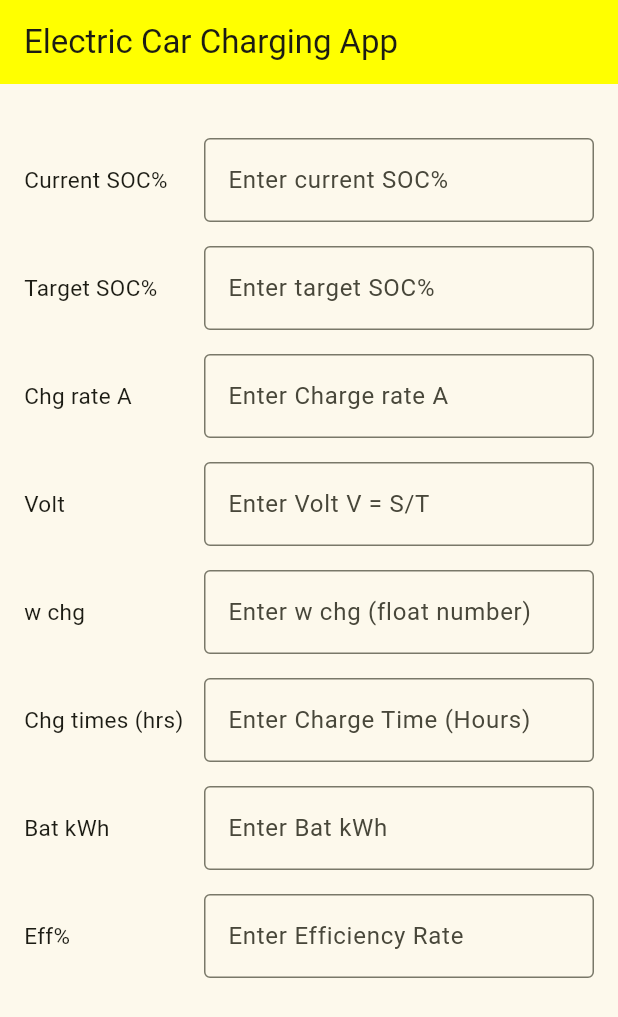
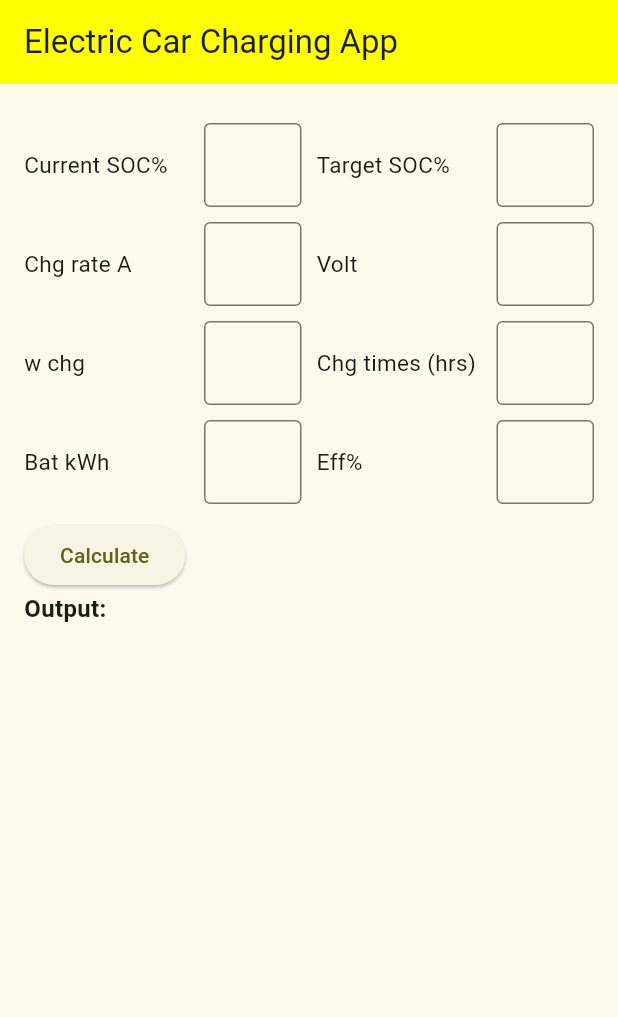
Before and after one commit to 6504062636195/Mobile-App, a Flutter app: the screen it shows after launch, on a phone screen of 412 x 824 dp. Shown: the top 1017 px of the screen. Run offline on Flutter 3.47's test engine with Material 3 defaults, Android fonts, the phone set to English and light mode, and no system bars.

Commit message:
Add files via upload

```diff
--- a/FlutterProject/lib/main.dart
+++ b/FlutterProject/lib/main.dart
@@ -1,4 +1,7 @@
 import 'package:flutter/material.dart';
+import 'package:newflutterproject/about_page.dart';
+import 'package:newflutterproject/welcome_page.dart';
+import 'package:newflutterproject/welcomepage2.dart';
 
 void main() {
   runApp(const MyApp());
@@ -16,179 +19,7 @@ class MyApp extends StatelessWidget {
         colorScheme: ColorScheme.fromSeed(seedColor: Colors.yellowAccent),
         useMaterial3: true,
       ),
-      home: Scaffold(
-        appBar: AppBar(
-          title: const Text('Electric Car Charging App'),
-        ),
-        body: const Padding(
-          padding: EdgeInsets.all(16.0),
-          child: Column(
-            crossAxisAlignment: CrossAxisAlignment.start,
-            children: [
-              SizedBox(height: 20),
-              Row(
-                children: [
-                  SizedBox(
-                    width: 120,
-                    child: Text(
-                      'Current SOC%',
-                      style: TextStyle(fontSize: 15),
-                    ),
-                  ),
-                  Expanded(
-                    child: TextField(
-                      decoration: InputDecoration(
-                        border: OutlineInputBorder(),
-                        hintText: 'Enter current SOC%',
-                      ),
-                    ),
-                  ),
-                ],
-              ),
-              SizedBox(height: 16),
-              Row(
-                children: [
-                  SizedBox(
-                    width: 120,
-                    child: Text(
-                      'Target SOC%',
-                      style: TextStyle(fontSize: 15),
-                    ),
-                  ),
-                  Expanded(
-                    child: TextField(
-                      decoration: InputDecoration(
-                        border: OutlineInputBorder(),
-                        hintText: 'Enter target SOC%',
-                      ),
-                    ),
-                  ),
-                ],
-              ),
-              SizedBox(height: 16),
-              Row(
-                children: [
-                  SizedBox(
-                    width: 120,
-                    child: Text(
-                      'Chg rate A',
-                      style: TextStyle(fontSize: 15),
-                    ),
-                  ),
-                  Expanded(
-                    child: TextField(
-                      decoration: InputDecoration(
-                        border: OutlineInputBorder(),
-                        hintText: 'Enter Charge rate A',
-                      ),
-                    ),
-                  ),
-                ],
-              ),
-              SizedBox(height: 16),
-              Row(
-                children: [
-                  SizedBox(
-                    width: 120,
-                    child: Text(
-                      'Volt',
-                      style: TextStyle(fontSize: 15),
-                    ),
-                  ),
-                  Expanded(
-                    child: TextField(
-                      decoration: InputDecoration(
-                        border: OutlineInputBorder(),
-                        hintText: 'Enter Volt V = S/T',
-                      ),
-                    ),
-                  ),
-                ],
-              ),
-              SizedBox(height: 16),
-              Row(
-                children: [
-                  SizedBox(
-                    width: 120,
-                    child: Text(
-                      'w chg',
-                      style: TextStyle(fontSize: 15),
-                    ),
-                  ),
-                  Expanded(
-                    child: TextField(
-                      decoration: InputDecoration(
-                        border: OutlineInputBorder(),
-                        hintText: 'Enter w chg (float number)',
-                      ),
-                    ),
-                  ),
-                ],
-              ),
-              SizedBox(height: 16),
-              Row(
-                children: [
-                  SizedBox(
-                    width: 120,
-                    child: Text(
-                      'Chg times (hrs)',
-                      style: TextStyle(fontSize: 15),
-                    ),
-                  ),
-                  Expanded(
-                    child: TextField(
-                      decoration: InputDecoration(
-                        border: OutlineInputBorder(),
-                        hintText: 'Enter Charge Time (Hours)',
-                      ),
-                    ),
-                  ),
-                ],
-              ),
-              SizedBox(height: 16),
-              Row(
-                children: [
-                  SizedBox(
-                    width: 120,
-                    child: Text(
-                      'Bat kWh',
-                      style: TextStyle(fontSize: 15),
-                    ),
-                  ),
-                  Expanded(
-                    child: TextField(
-                      decoration: InputDecoration(
-                        border: OutlineInputBorder(),
-                        hintText: 'Enter Bat kWh',
-                      ),
-                    ),
-                  ),
-                ],
-              ),
-              SizedBox(height: 16),
-              Row(
-                children: [
-                  SizedBox(
-                    width: 120,
-                    child: Text(
-                      'Eff%',
-                      style: TextStyle(fontSize: 15),
-                    ),
-                  ),
-                  Expanded(
-                    child: TextField(
-                      decoration: InputDecoration(
-                        border: OutlineInputBorder(),
-                        hintText: 'Enter Efficiency Rate',
-                      ),
-                    ),
-                  ),
-                ],
-              ),
-            ],
-          ),
-        ),
-      ),
+      home: const WelcomePage2(),
     );
   }
 }
--- /dev/null
+++ b/FlutterProject/lib/welcomepage2.dart
@@ -0,0 +1,216 @@
+import 'package:flutter/material.dart';
+
+class WelcomePage2 extends StatefulWidget {
+  const WelcomePage2({super.key});
+
+  @override
+  State<WelcomePage2> createState() => _MyWidgetState();
+}
+
+class _MyWidgetState extends State<WelcomePage2> {
+  String _output = '';
+  final curSOCController = TextEditingController();
+  final tarSOCController = TextEditingController();
+  final chgController = TextEditingController();
+  final voltController = TextEditingController();
+  final wchgController = TextEditingController();
+  final chgtimeController = TextEditingController();
+  final batController = TextEditingController();
+  final effController = TextEditingController();
+
+  @override
+  Widget build(BuildContext context) {
+    return Scaffold(
+      appBar: AppBar(
+        title: const Text('Electric Car Charging App'),
+      ),
+      body: Padding(
+        padding: const EdgeInsets.all(16.0),
+        child: Column(
+          crossAxisAlignment: CrossAxisAlignment.start,
+          children: [
+            const SizedBox(height: 10),
+            Row(
+              children: [
+                const SizedBox(
+                  width: 120,
+                  child: Text(
+                    'Current SOC%',
+                    style: TextStyle(fontSize: 15),
+                  ),
+                ),
+                Expanded(
+                  child: TextField(
+                    controller: curSOCController,
+                    decoration: const InputDecoration(
+                      border: OutlineInputBorder(),
+                      //hintText: 'Enter current SOC%',
+                    ),
+                  ),
+                ),
+                const SizedBox(width: 10),
+                const SizedBox(
+                  width: 120,
+                  child: Text(
+                    'Target SOC%',
+                    style: TextStyle(fontSize: 15),
+                  ),
+                ),
+                Expanded(
+                  child: TextField(
+                    controller: tarSOCController,
+                    decoration: const InputDecoration(
+                      border: OutlineInputBorder(),
+                      //hintText: 'Enter target SOC%',
+                    ),
+                  ),
+                ),
+              ],
+            ),
+            const SizedBox(height: 10),
+            Row(
+              children: [
+                const SizedBox(
+                  width: 120,
+                  child: Text(
+                    'Chg rate A',
+                    style: TextStyle(fontSize: 15),
+                  ),
+                ),
+                Expanded(
+                  child: TextField(
+                    controller: chgController,
+                    decoration: const InputDecoration(
+                      border: OutlineInputBorder(),
+                      //hintText: 'Enter Charge rate A',
+                    ),
+                  ),
+                ),
+                const SizedBox(width: 10),
+                const SizedBox(
+                  width: 120,
+                  child: Text(
+                    'Volt',
+                    style: TextStyle(fontSize: 15),
+                  ),
+                ),
+                Expanded(
+                  child: TextField(
+                    controller: voltController,
+                    decoration: const InputDecoration(
+                      border: OutlineInputBorder(),
+                      //hintText: 'Enter Volt V = S/T',
+                    ),
+                  ),
+                ),
+              ],
+            ),
+            const SizedBox(height: 10),
+            Row(
+              children: [
+                const SizedBox(
+                  width: 120,
+                  child: Text(
+                    'w chg',
+                    style: TextStyle(fontSize: 15),
+                  ),
+                ),
+                Expanded(
+                  child: TextField(
+                    controller: wchgController,
+                    decoration: const InputDecoration(
+                      border: OutlineInputBorder(),
+                      //hintText: 'Enter w chg (float number)',
+                    ),
+                  ),
+                ),
+                const SizedBox(width: 10),
+                const SizedBox(
+                  width: 120,
+                  child: Text(
+                    'Chg times (hrs)',
+                    style: TextStyle(fontSize: 15),
+                  ),
+                ),
+                Expanded(
+                  child: TextField(
+                    controller: chgtimeController,
+                    decoration: const InputDecoration(
+                      border: OutlineInputBorder(),
+                      //hintText: 'Enter Charge Time (Hours)',
+                    ),
+                  ),
+                ),
+              ],
+            ),
+            const SizedBox(height: 10),
+            Row(
+              children: [
+                const SizedBox(
+                  width: 120,
+                  child: Text(
+                    'Bat kWh',
+                    style: TextStyle(fontSize: 15),
+                  ),
+                ),
+                Expanded(
+                  child: TextField(
+                    controller: batController,
+                    decoration: const InputDecoration(
+                      border: OutlineInputBorder(),
+                      //hintText: 'Enter Bat kWh',
+                    ),
+                  ),
+                ),
+                const SizedBox(width: 10),
+                const SizedBox(
+                  width: 120,
+                  child: Text(
+                    'Eff%',
+                    style: TextStyle(fontSize: 15),
+                  ),
+                ),
+                Expanded(
+                  child: TextField(
+                    controller: effController,
+                    decoration: const InputDecoration(
+                      border: OutlineInputBorder(),
+                      //hintText: 'Enter Efficiency Rate',
+                    ),
+                  ),
+                ),
+              ],
+            ),
+            const SizedBox(height: 10),
+            ElevatedButton(
+              onPressed: () {
+                final currentSOC = double.parse(curSOCController.text);
+                final tarSOC = double.parse(tarSOCController.text);
+                final chg = double.parse(chgController.text);
+                final volt = double.parse(voltController.text);
+                final wchg = double.parse(wchgController.text);
+                final chgtime = double.parse(chgtimeController.text);
+                final bat = double.parse(batController.text);
+                final eff = double.parse(effController.text);
+
+                final chgpower = (volt * chg) / 1000;
+                final chgingtime =
+                    (tarSOC - currentSOC) * bat / 100 / (chgpower * eff);
+
+                setState(() {
+                  _output =
+                      'Charging Time: ${chgingtime.toStringAsFixed(2)} hours';
+                });
+              },
+              child: const Text('Calculate'),
+            ),
+            Text(
+              'Output: $_output',
+              style: const TextStyle(fontSize: 16, fontWeight: FontWeight.bold),
+            ),
+          ],
+        ),
+      ),
+    );
+  }
+}
```
Also changed, not shown: FlutterProject/lib/about_page.dart (added, +178 -0 lines), FlutterProject/lib/welcome_page.dart (added, +54 -0 lines).
